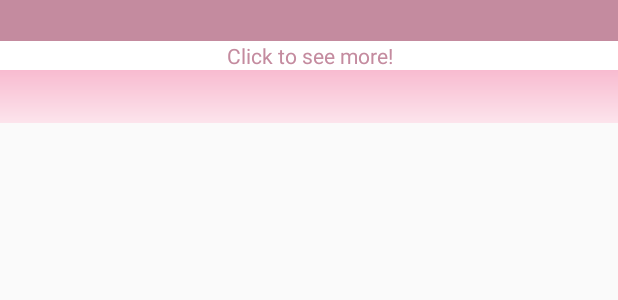
After one commit to arthurCreek/Baking-App, an Android app: the layout stackview_item.xml on its own in the app's theme, with its tools: preview values and no code run, on a phone screen of 412 x 824 dp. The commit adds this screen. Shown: the top 300 px of the screen. Run offline under Robolectric (Android 15) with nearby library versions, the phone set to English and light mode, and no system bars.

Commit message:
Stack view added

```diff
--- /dev/null
+++ b/app/src/main/res/drawable/stackview.xml
@@ -0,0 +1,7 @@
+<?xml version="1.0" encoding="utf-8"?>
+<shape xmlns:android="http://schemas.android.com/apk/res/android">
+    <gradient
+        android:angle="90"
+        android:endColor="#f8bbd0"
+        android:startColor="#fce4ec"/>
+</shape>
--- /dev/null
+++ b/app/src/main/res/layout/stackview_item.xml
@@ -0,0 +1,37 @@
+<?xml version="1.0" encoding="utf-8"?>
+<LinearLayout
+    xmlns:android="http://schemas.android.com/apk/res/android"
+    android:orientation="vertical"
+    android:layout_width="match_parent"
+    android:layout_height="match_parent"
+    android:id="@+id/sv_linear_container">
+
+    <TextView
+        android:id="@+id/sv_recipe_name"
+        android:layout_width="match_parent"
+        android:layout_height="wrap_content"
+        android:background="#c48b9f"
+        android:textColor="@android:color/white"
+        android:textSize="20sp"
+        android:textStyle="bold"
+        android:gravity="center_horizontal"/>
+
+    <TextView
+        android:id="@+id/see_more"
+        android:layout_width="match_parent"
+        android:layout_height="wrap_content"
+        android:text="Click to see more!"
+        android:background="@android:color/white"
+        android:textColor="#c48b9f"
+        android:gravity="center_horizontal"/>
+
+    <TextView
+        android:id="@+id/sv_ingredient_list"
+        android:padding="8dp"
+        android:textAppearance="@style/TextAppearance.AppCompat.Small"
+        android:layout_width="match_parent"
+        android:layout_height="wrap_content"
+        android:background="@drawable/stackview"
+        android:isScrollContainer="true"/>
+
+</LinearLayout>
```
Also changed, not shown: app/src/main/java/com/example/android/projectbakingapp/RecipeWidgetProvider.java (+5 -6 lines), app/src/main/java/com/example/android/projectbakingapp/ui/RecipeWidgetsRemoteViewsFactory.java (+33 -5 lines), app/src/main/res/layout/recipe_widget_list_item.xml (deleted, +0 -11 lines), app/src/main/res/layout/recipe_widget_provider.xml (deleted, +0 -29 lines), app/src/main/res/layout/widget_stackview_provider.xml (added, +20 -0 lines), app/src/main/res/xml/recipe_widget_provider_info.xml (+7 -7 lines).
